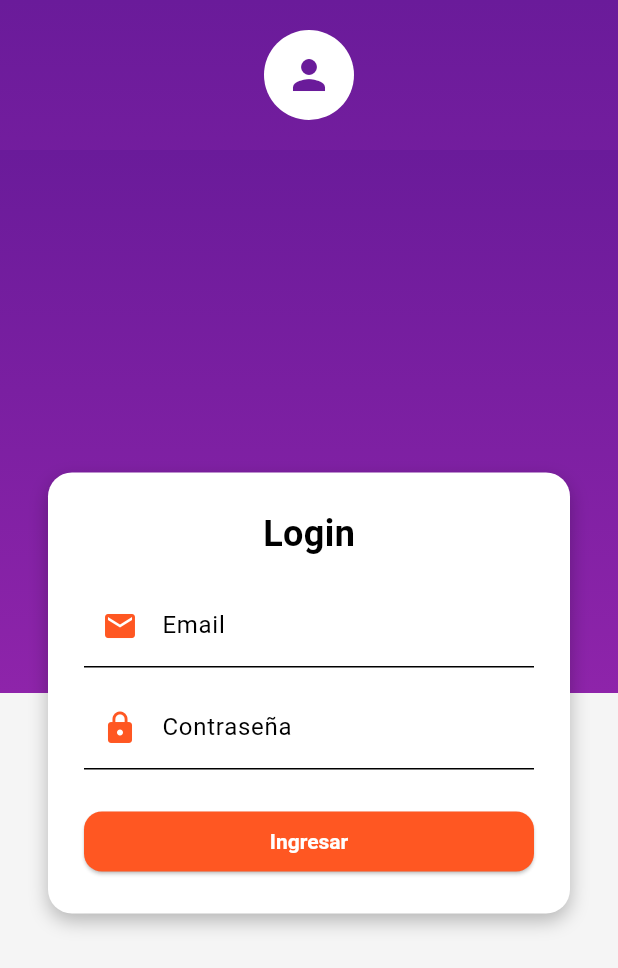
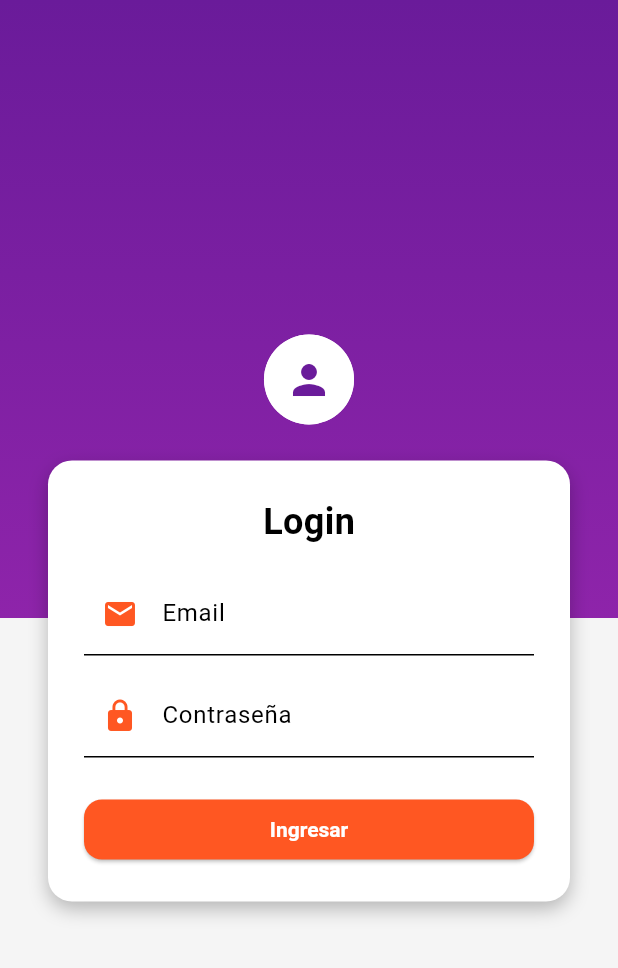
Before and after one commit to RicardDavid/Login, a Flutter app: the screen it shows after launch, on a phone screen of 412 x 824 dp. Shown: the top 968 px of the screen. Run offline on Flutter 3.47's test engine with Material 3 defaults, Android fonts, the phone set to English and light mode, and no system bars.

Commit message:
Login corrt

```diff
--- a/lib/screens/login_screen.dart
+++ b/lib/screens/login_screen.dart
@@ -1,7 +1,5 @@
 import 'package:flutter/material.dart';
-import 'package:login_flutter/main.dart';
 import 'package:login_flutter/theme/theme.dart';
-import 'package:flutter/material.dart';
 
 class LoginScreen extends StatelessWidget {
   const LoginScreen({super.key});
@@ -11,11 +9,17 @@ class LoginScreen extends StatelessWidget {
     final theme = Theme.of(context);
 
     return Scaffold(
-      appBar: PreferredSize(
-        preferredSize: const Size.fromHeight(100), // altura más grande
-        child: Container(
-          color: Colors.transparent,
-          alignment: Alignment.center,
+      backgroundColor: Colors.transparent,
+      body: ColorBackground(
+        child: Center(
+          child: Column(
+            mainAxisSize: MainAxisSize.min,
+            children: [
+              Container(
+                decoration: const BoxDecoration(
+                  color: Colors.white,
+                  shape: BoxShape.circle,
+                ),
                 child: CircleAvatar(
                   radius: 30,
                   backgroundColor: Colors.white,
@@ -26,12 +30,8 @@ class LoginScreen extends StatelessWidget {
                   ),
                 ),
               ),
-      ),
-
-      backgroundColor: Colors.transparent,
-      body: ColorBackground(
-        child: Center(
-          child: Container(
+              const SizedBox(height: 24),
+              Container(
                 padding: const EdgeInsets.all(24),
                 margin: const EdgeInsets.symmetric(horizontal: 32),
                 decoration: BoxDecoration(
@@ -50,7 +50,10 @@ class LoginScreen extends StatelessWidget {
                   children: [
                     const Text(
                       'Login',
-                  style: TextStyle(fontSize: 24, fontWeight: FontWeight.bold),
+                      style: TextStyle(
+                        fontSize: 24,
+                        fontWeight: FontWeight.bold,
+                      ),
                     ),
                     const SizedBox(height: 16),
 
@@ -86,6 +89,8 @@ class LoginScreen extends StatelessWidget {
                   ],
                 ),
               ),
+            ],
+          ),
         ),
       ),
     );
```
Lines whose indentation alone changed are shown as unchanged.
